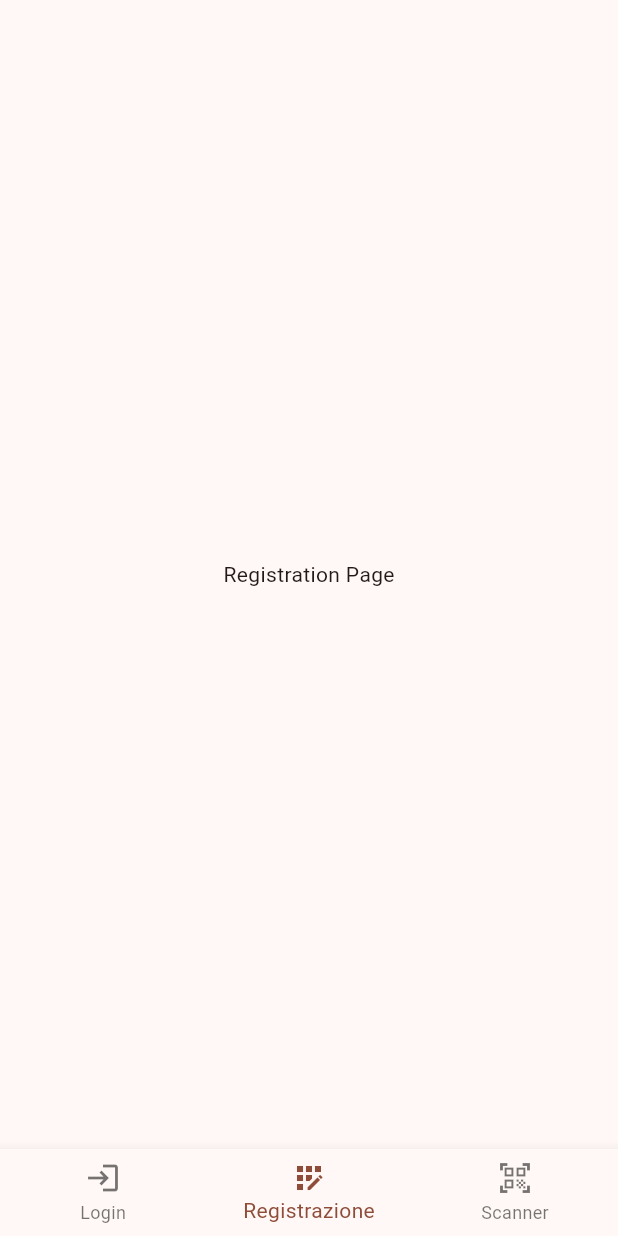
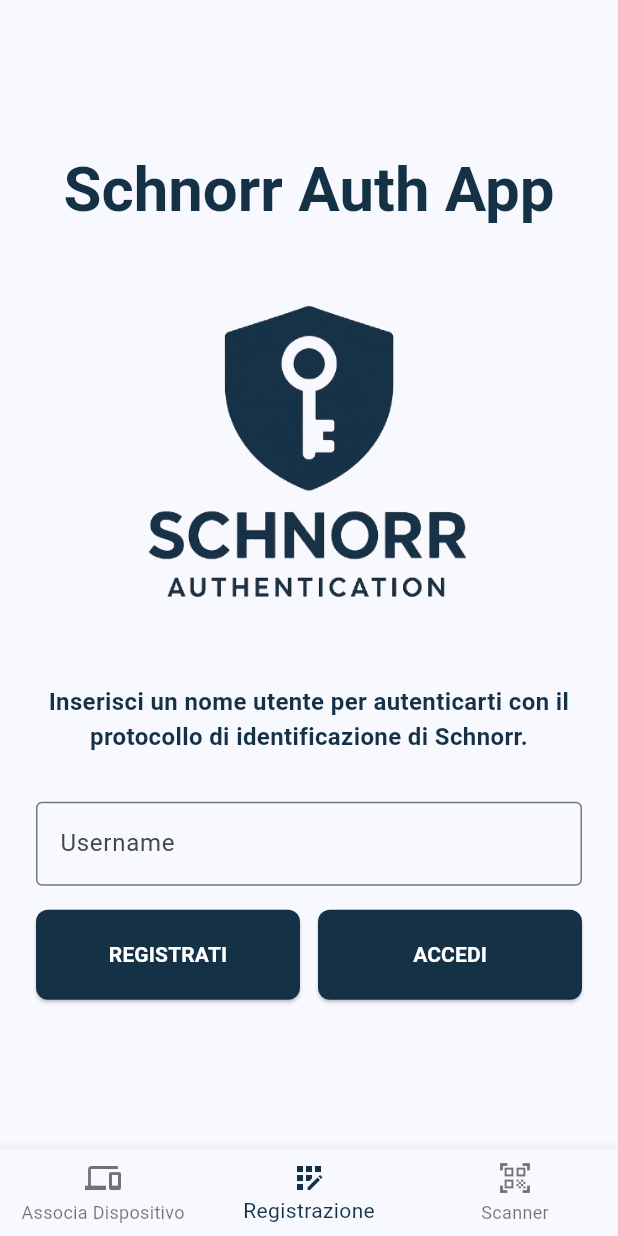
Before and after one commit to IonutZbir/Tesi, a Flutter app: the screen it shows after launch, item 2 of the bottom bar chosen, on a phone screen of 412 x 824 dp. Run offline on Flutter 3.47's test engine with Material 3 defaults, Android fonts, the phone set to English and light mode, and no system bars; missing offline and left inert: mobile_scanner.

```diff
--- a/project/mobile_auth_app/lib/app.dart
+++ b/project/mobile_auth_app/lib/app.dart
@@ -6,10 +6,15 @@ class MyApp extends StatelessWidget {
 
   @override
   Widget build(BuildContext context) {
+    const primary = Color(0xFF153146);
+    final colorScheme =
+        ColorScheme.fromSeed(seedColor: primary).copyWith(primary: primary);
+
     return MaterialApp(
       title: 'Schnorr Auth App',
       theme: ThemeData(
-        colorScheme: ColorScheme.fromSeed(seedColor: Colors.deepOrange),
+        colorScheme: colorScheme,
+        useMaterial3: true,
       ),
       home: const MyHomePage(),
     );
--- a/project/mobile_auth_app/lib/pages/home_page.dart
+++ b/project/mobile_auth_app/lib/pages/home_page.dart
@@ -1,5 +1,5 @@
 import 'package:flutter/material.dart';
-import 'login_page.dart';       // Assumi che esista questa pagina
+import 'req_assoc.dart';       // Assumi che esista questa pagina
 import 'registration_page.dart'; // Assumi che esista questa pagina
 import 'qr_scanner_page.dart';
 
@@ -14,7 +14,7 @@ class _MyHomePageState extends State<MyHomePage> {
   int selectedIndex = 0;
 
   static final List<Widget> pages = [
-    const LoginPage(),
+    const ReqAssoc(),
     const RegistrationPage(),
     const QrCodeScannerPage(),
   ];
@@ -27,7 +27,7 @@ class _MyHomePageState extends State<MyHomePage> {
         currentIndex: selectedIndex,
         onTap: (index) => setState(() => selectedIndex = index),
         items: const [
-          BottomNavigationBarItem(icon: Icon(Icons.login), label: 'Login'),
+          BottomNavigationBarItem(icon: Icon(Icons.devices), label: 'Associa Dispositivo'),
           BottomNavigationBarItem(icon: Icon(Icons.app_registration), label: 'Registrazione'),
           BottomNavigationBarItem(icon: Icon(Icons.qr_code_scanner), label: 'Scanner'),
         ],
--- a/project/mobile_auth_app/lib/pages/qr_scanner_page.dart
+++ b/project/mobile_auth_app/lib/pages/qr_scanner_page.dart
@@ -72,10 +72,7 @@ class _QrCodeScannerPageState extends State<QrCodeScannerPage> {
   Widget build(BuildContext context) {
     return Scaffold(
       appBar: AppBar(title: const Text('Scanner QR Code')),
-      body: MobileScanner(
-        controller: _controller,
-        onDetect: _onDetect,
-      ),
+      body: MobileScanner(controller: _controller, onDetect: _onDetect),
     );
   }
 }
--- a/project/mobile_auth_app/lib/pages/registration_page.dart
+++ b/project/mobile_auth_app/lib/pages/registration_page.dart
@@ -1,17 +1,126 @@
 import 'package:flutter/material.dart';
+import 'package:schnorr_auth_app/widgets/logo.dart';
+import 'package:schnorr_auth_app/widgets/title.dart';
+import 'package:schnorr_auth_app/widgets/username_field.dart';
 
 class RegistrationPage extends StatefulWidget {
   const RegistrationPage({super.key});
 
   @override
-  State<RegistrationPage> createState() => _RegistrationPage();
+  State<RegistrationPage> createState() => _RegistrationPageState();
 }
 
-class _RegistrationPage extends State<RegistrationPage> {
+class _RegistrationPageState extends State<RegistrationPage> {
+  final TextEditingController _usernameController = TextEditingController();
+
+  @override
+  void dispose() {
+    _usernameController.dispose();
+    super.dispose();
+  }
+
+  Widget _buildDescription(BuildContext context) {
+    return Text(
+      'Inserisci un nome utente per autenticarti con il protocollo di identificazione di Schnorr.',
+      textAlign: TextAlign.center,
+      style: TextStyle(
+        fontSize: 16,
+        color: Theme.of(context).colorScheme.primary,
+        fontWeight: FontWeight.bold,
+      ),
+    );
+  }
+
+
+
+  // Extracted as a widget stored on the state
+  late final Widget _actionButtons = Builder(
+    builder: (context) {
+      final scheme = Theme.of(context).colorScheme;
+      return Row(
+        children: [
+          Expanded(
+            child: _ActionButton(
+              label: 'REGISTRATI',
+              color: scheme.primary,
+              textColor: scheme.onPrimary,
+              onPressed: () {
+                final username = _usernameController.text;
+                print('Username: $username');
+              },
+            ),
+          ),
+          const SizedBox(width: 12),
+          Expanded(
+            child: _ActionButton(
+              label: 'ACCEDI',
+              color: scheme.primary,
+              textColor: scheme.onPrimary,
+              onPressed: () {
+                print('Accedi premuto');
+                // Navigator.pushNamed(context, '/login');
+              },
+            ),
+          ),
+        ],
+      );
+    },
+  );
+
+  // Keep the same method signature for existing usage
+  Widget _buildActionButtons(BuildContext context) => _actionButtons;
+
   @override
   Widget build(BuildContext context) {
-    return const Center(
-      child: Text('Registration Page'),
+    return Center(
+      child: Padding(
+        padding: const EdgeInsets.all(24.0),
+        child: Column(
+          mainAxisSize: MainAxisSize.min,
+          children: [
+            buildTitle(context),
+            const SizedBox(height: 12),
+            buildLogo(),
+            const SizedBox(height: 12),
+            _buildDescription(context),
+            const SizedBox(height: 32),
+            buildUsernameField(_usernameController),
+            const SizedBox(height: 16),
+            FractionallySizedBox(
+              widthFactor: 1.0,
+              child: _buildActionButtons(context),
+            ),
+          ],
+        ),
+      ),
     );
   }
 }
+
+class _ActionButton extends StatelessWidget {
+  final String label;
+  final Color color;
+  final Color textColor;
+  final VoidCallback onPressed;
+
+  const _ActionButton({
+    required this.label,
+    required this.color,
+    required this.textColor,
+    required this.onPressed,
+  });
+
+  @override
+  Widget build(BuildContext context) {
+    return ElevatedButton(
+      style: ElevatedButton.styleFrom(
+        backgroundColor: color,
+        foregroundColor: textColor,
+        padding: const EdgeInsets.symmetric(vertical: 20),
+        shape: RoundedRectangleBorder(borderRadius: BorderRadius.circular(8)),
+      ),
+      onPressed: onPressed,
+      child: Text(label, style: const TextStyle(fontWeight: FontWeight.bold)),
+    );
+  }
+}
--- a/project/mobile_auth_app/lib/pages/login_page.dart
+++ b/project/mobile_auth_app/lib/pages/req_assoc.dart
@@ -1,13 +1,13 @@
 import 'package:flutter/material.dart';
 
-class LoginPage extends StatefulWidget {
-  const LoginPage({super.key});
+class ReqAssoc extends StatefulWidget {
+  const ReqAssoc({super.key});
 
   @override
-  State<LoginPage> createState() => _LoginPageState();
+  State<ReqAssoc> createState() => _ReqAssocState();
 }
 
-class _LoginPageState extends State<LoginPage> {
+class _ReqAssocState extends State<ReqAssoc> {
   @override
   Widget build(BuildContext context) {
     return const Center(
--- /dev/null
+++ b/project/mobile_auth_app/lib/widgets/logo.dart
@@ -0,0 +1,5 @@
+import 'package:flutter/material.dart';
+
+Widget buildLogo() {
+  return Image.asset('assets/logo.png', height: 280);
+}
--- /dev/null
+++ b/project/mobile_auth_app/lib/widgets/title.dart
@@ -0,0 +1,20 @@
+import 'package:flutter/material.dart';
+
+Widget buildTitle(BuildContext context) {
+  final theme = Theme.of(context);
+  final base = theme.textTheme.headlineMedium ?? const TextStyle();
+  final width = MediaQuery.sizeOf(context).width;
+  final fontSize = (width / 10).clamp(24.0, 48.0);
+
+  return Text(
+    'Schnorr Auth App',
+    textAlign: TextAlign.center,
+    maxLines: 1,
+    overflow: TextOverflow.ellipsis,
+    style: base.copyWith(
+      fontWeight: FontWeight.bold,
+      fontSize: fontSize,
+      color: theme.colorScheme.primary,
+    ),
+  );
+}
--- /dev/null
+++ b/project/mobile_auth_app/lib/widgets/username_field.dart
@@ -0,0 +1,11 @@
+import 'package:flutter/material.dart';
+
+Widget buildUsernameField(usernameController) {
+    return TextField(
+      controller: usernameController,
+      decoration: const InputDecoration(
+        labelText: 'Username',
+        border: OutlineInputBorder(),
+      ),
+    );
+  }
--- a/project/mobile_auth_app/pubspec.yaml
+++ b/project/mobile_auth_app/pubspec.yaml
@@ -21,3 +21,5 @@ dev_dependencies:
 
 flutter:
   uses-material-design: true
+  assets:
+    - assets/
```
Also changed, not shown: project/mobile_auth_app/assets/logo.png (added), 4 other files.
